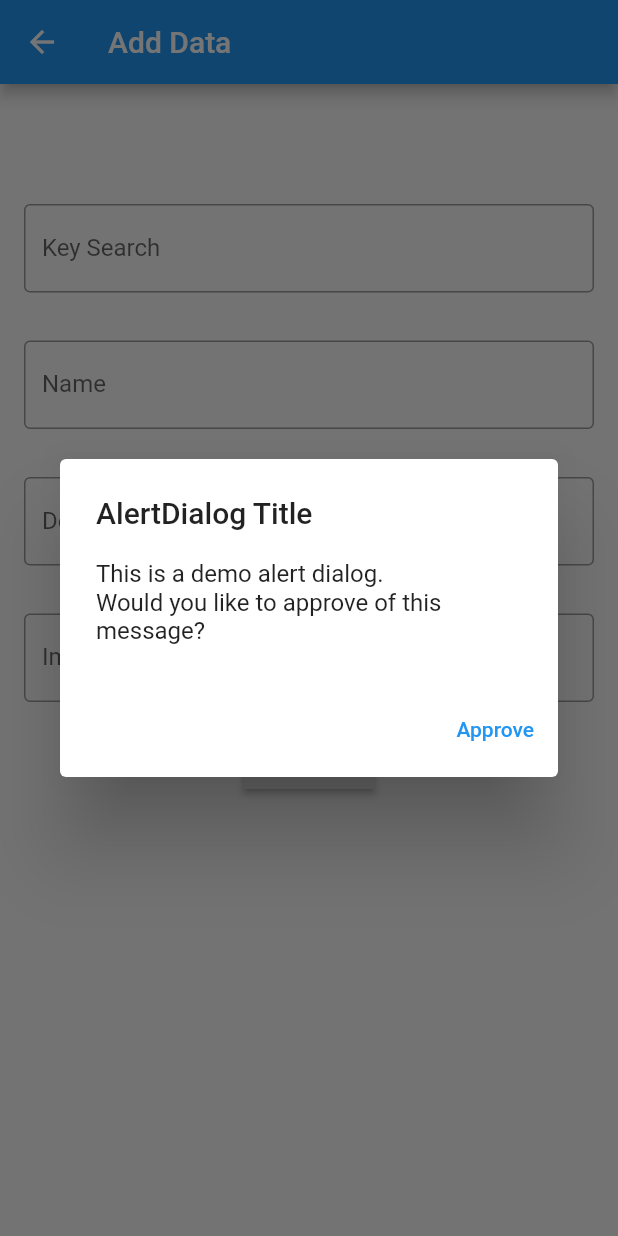
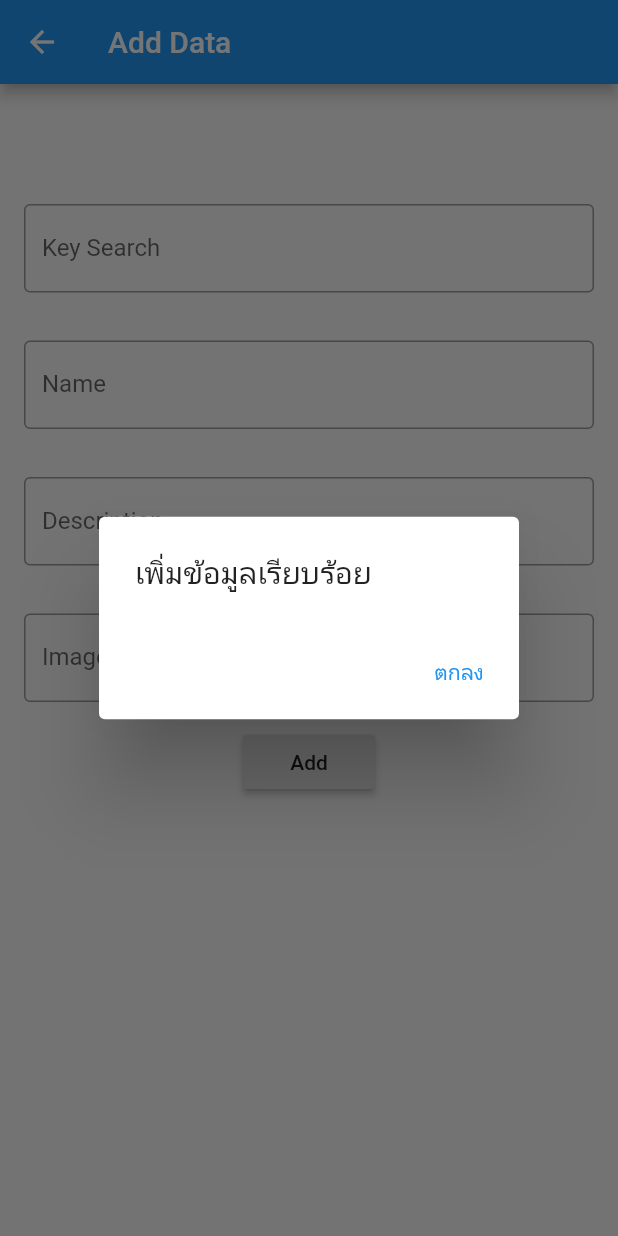
Before and after one commit to monchavin01/search_app, a Flutter app: the AddData screen opened directly, after a tap on "Add", on a phone screen of 412 x 824 dp. Run offline on Flutter 3.47's test engine with Material 2 defaults, Android fonts, the phone set to English and light mode, and no system bars; our stand-ins replace cloud_firestore, firebase_core, get; missing offline and left inert: firestore_search; accounts and stored records are empty.

Commit message:
edit dialog

```diff
--- a/lib/addData.dart
+++ b/lib/addData.dart
@@ -115,18 +115,10 @@ class AddData extends StatelessWidget {
       barrierDismissible: false, // user must tap button!
       builder: (BuildContext context) {
         return AlertDialog(
-          title: Text('AlertDialog Title'),
-          content: SingleChildScrollView(
-            child: ListBody(
-              children: <Widget>[
-                Text('This is a demo alert dialog.'),
-                Text('Would you like to approve of this message?'),
-              ],
-            ),
-          ),
+          title: Text('เพิ่มข้อมูลเรียบร้อย'),
           actions: <Widget>[
             TextButton(
-              child: Text('Approve'),
+              child: Text('ตกลง'),
               onPressed: () {
                 Navigator.of(context).pop();
               },
```
